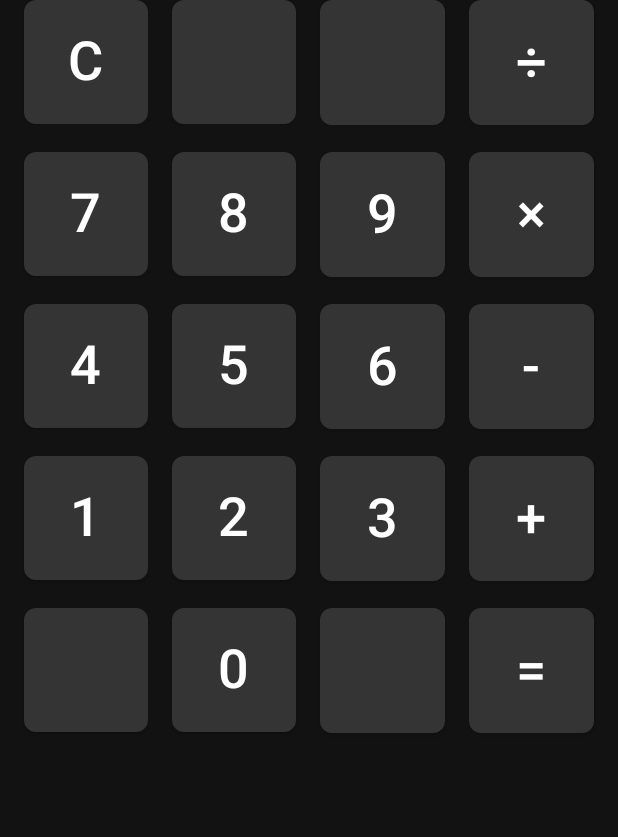
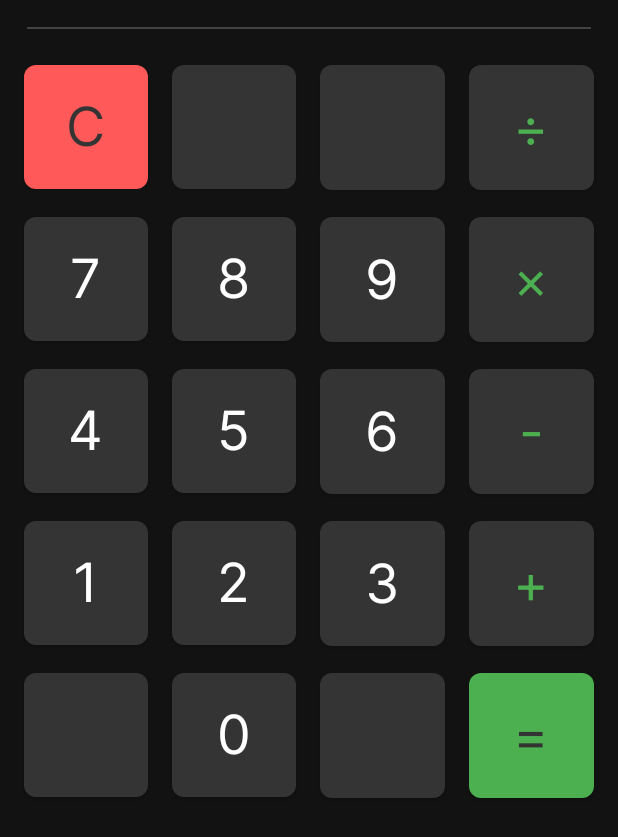
Before and after one commit to HardSea/ux-calculator, an Android app built with Jetpack Compose: the screen it shows after launch (MainActivity), on a phone screen of 412 x 824 dp. Shown: the top 837 px of the screen. Run offline under Robolectric (Android 15) with nearby library versions, the phone set to English and light mode, and no system bars.

Commit message:
Add font to elements

```diff
--- a/app/src/main/java/com/hillywave/uxcalculator/MainActivity.kt
+++ b/app/src/main/java/com/hillywave/uxcalculator/MainActivity.kt
@@ -43,7 +43,6 @@ class MainActivity : ComponentActivity() {
 @Composable
 private fun Navigation() {
 	val navController = rememberNavController()
-
 	NavHost(
 		navController = navController,
 		startDestination = MAIN_SCREEN_ROUTE
--- a/app/src/main/java/com/hillywave/uxcalculator/ui/main/MainScreen.kt
+++ b/app/src/main/java/com/hillywave/uxcalculator/ui/main/MainScreen.kt
@@ -1,11 +1,19 @@
 package com.hillywave.uxcalculator.ui.main
 
+import androidx.compose.foundation.layout.Column
 import androidx.compose.foundation.layout.fillMaxSize
+import androidx.compose.foundation.layout.padding
+import androidx.compose.material.Divider
 import androidx.compose.runtime.Composable
 import androidx.compose.ui.Modifier
+import androidx.compose.ui.unit.dp
+import com.hillywave.uxcalculator.ui.theme.Grey870
 
 @Composable
 fun MainScreen() {
+	Column(modifier = Modifier.fillMaxSize()) {
+
+		Divider(modifier = Modifier.padding(bottom = 24.dp, start = 18.dp, end = 18.dp, top = 18.dp), thickness = 1.dp, color = Grey870)
 		CalculatorGrid(
 			modifier = Modifier
 				.fillMaxSize()
@@ -20,3 +28,4 @@ fun MainScreen() {
 			}
 		}
 	}
+}
--- a/app/src/main/java/com/hillywave/uxcalculator/ui/main/components/BasicButton.kt
+++ b/app/src/main/java/com/hillywave/uxcalculator/ui/main/components/BasicButton.kt
@@ -14,6 +14,9 @@ import androidx.compose.ui.tooling.preview.Preview
 import androidx.compose.ui.unit.dp
 import androidx.compose.ui.unit.sp
 import com.hillywave.uxcalculator.ui.main.ButtonType
+import com.hillywave.uxcalculator.ui.theme.Green450
+import com.hillywave.uxcalculator.ui.theme.Inter
+import com.hillywave.uxcalculator.ui.theme.Red450
 
 @Composable
 fun RowScope.BasicButton(
@@ -21,17 +24,27 @@ fun RowScope.BasicButton(
 	type: ButtonType,
 	onClick: (type: ButtonType) -> Unit
 ) {
+	val symbolColor = when (type) {
+		is ButtonType.Operator -> Green450
+		is ButtonType.Operation -> MaterialTheme.colors.secondary
+		else -> MaterialTheme.colors.onPrimary
+	}
+	val buttonColor = when (type) {
+		is ButtonType.Operation -> when (type) {
+			ButtonType.Operation.CALCULATE -> Green450
+			ButtonType.Operation.CLEAR -> Red450
+		}
+		else -> MaterialTheme.colors.secondary
+	}
 	Button(
 		modifier = modifier
 			.weight(1f)
 			.aspectRatio(1f),
 		onClick = { onClick(type) },
 		shape = RoundedCornerShape(8.dp),
-		colors = ButtonDefaults.buttonColors(
-			backgroundColor = MaterialTheme.colors.secondary
-		)
+		colors = ButtonDefaults.buttonColors(backgroundColor = buttonColor)
 	) {
-		Text(text = type.text, color = MaterialTheme.colors.onPrimary, fontSize = 36.sp)
+		Text(text = type.text, color = symbolColor, fontSize = 36.sp, fontFamily = Inter)
 	}
 }
 
--- a/app/src/main/java/com/hillywave/uxcalculator/ui/theme/Color.kt
+++ b/app/src/main/java/com/hillywave/uxcalculator/ui/theme/Color.kt
@@ -4,3 +4,7 @@ import androidx.compose.ui.graphics.Color
 
 val Grey950 = Color(0xFF151515)
 val Grey850 = Color(0xFF343434)
+val Grey870 = Color(0xFF424242)
+
+val Green450 = Color(0xFF4CAF50)
+val Red450 = Color(0xFFFF5959)
--- a/app/src/main/java/com/hillywave/uxcalculator/ui/theme/Type.kt
+++ b/app/src/main/java/com/hillywave/uxcalculator/ui/theme/Type.kt
@@ -2,11 +2,12 @@ package com.hillywave.uxcalculator.ui.theme
 
 import androidx.compose.material.Typography
 import androidx.compose.ui.text.TextStyle
+import androidx.compose.ui.text.font.Font
 import androidx.compose.ui.text.font.FontFamily
 import androidx.compose.ui.text.font.FontWeight
 import androidx.compose.ui.unit.sp
+import com.hillywave.uxcalculator.R
 
-// Set of Material typography styles to start with
 val Typography = Typography(
 	body1 = TextStyle(
 		fontFamily = FontFamily.Default,
@@ -26,3 +27,7 @@ val Typography = Typography(
     )
     */
 )
+
+val Inter = FontFamily(
+	Font(R.font.inter_regular)
+)
```
Also changed, not shown: app/src/main/res/font/inter_regular.ttf (added). Lines whose indentation alone changed are shown as unchanged.
